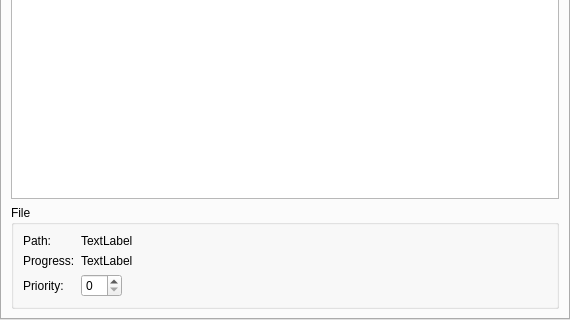
Before: the Qt Designer form src/plugins/bittorrent/tabwidget.ui in 0xd34df00d/leechcraft, drawn with Qt 5; both pictures show x 0 to 570 and y 295 to 615 of the 570 by 615 pixel window.
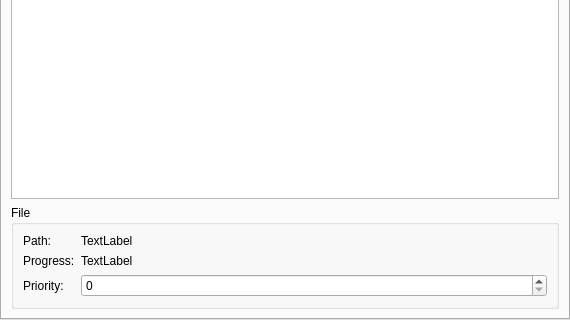
After: the same form once the commit is applied. Custom widgets are drawn as their Qt base class.

```diff
--- a/src/plugins/bittorrent/tabwidget.ui
+++ b/src/plugins/bittorrent/tabwidget.ui
@@ -1565,7 +1565,7 @@
       </property>
       <layout class="QFormLayout" name="formLayout_11">
        <property name="fieldGrowthPolicy">
-        <enum>QFormLayout::ExpandingFieldsGrow</enum>
+        <enum>QFormLayout::AllNonFixedFieldsGrow</enum>
        </property>
        <item row="0" column="0">
         <widget class="QLabel" name="label_98">
```
Left out of the diff: 2 changed lines with no effect on the pictures.
